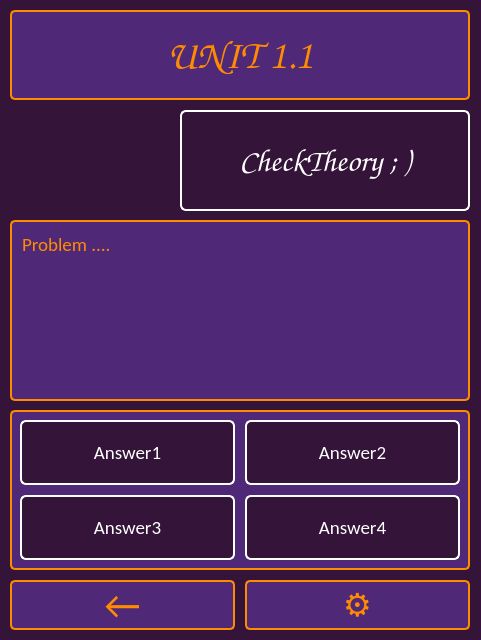
Old version of the form Externals/Qt/MultipleChoiceWindow.ui in the repository DRBC-Systems/PipinoCosmos.
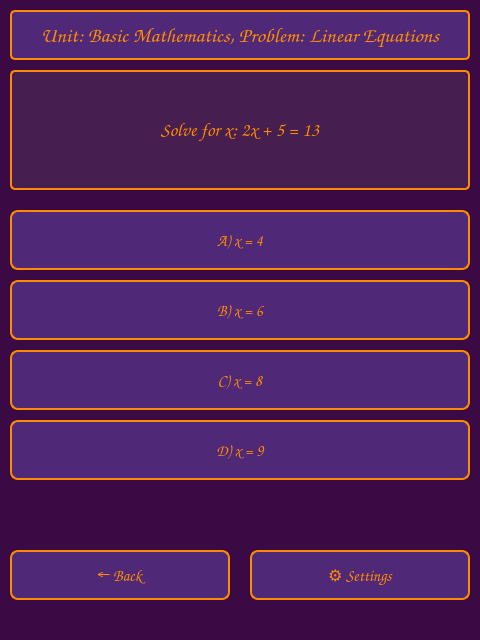
New version of the form. Icons and pictures are not drawn.

What changed in the file:
```diff
--- a/Externals/Qt/MultipleChoiceWindow.ui
+++ b/Externals/Qt/MultipleChoiceWindow.ui
@@ -6,7 +6,7 @@
    <rect>
     <x>0</x>
     <y>0</y>
-    <width>481</width>
+    <width>480</width>
     <height>640</height>
    </rect>
   </property>
@@ -15,110 +15,36 @@
   </property>
   <property name="styleSheet">
    <string notr="true">QDialog {
-    background-color: rgb(52, 21, 57);
+    background-color: rgb(59, 10, 69);
 }</string>
   </property>
-  <widget class="QWidget" name="mWindow" native="true">
-   <property name="geometry">
-    <rect>
-     <x>0</x>
-     <y>0</y>
-     <width>480</width>
-     <height>640</height>
-    </rect>
-   </property>
-   <property name="styleSheet">
-    <string notr="true">QWidget {
-    background-color: rgb(52, 21, 57);
-}</string>
-   </property>
-   <widget class="QPushButton" name="theoryButton">
-    <property name="geometry">
-     <rect>
-      <x>180</x>
-      <y>110</y>
-      <width>290</width>
-      <height>101</height>
-     </rect>
-    </property>
-    <property name="font">
-     <font>
-      <family>Comic Sans MS</family>
-      <pointsize>24</pointsize>
-     </font>
-    </property>
-    <property name="styleSheet">
-     <string notr="true">QPushButton {
-    background-color: rgb(52, 21, 57);
-    border: 2px solid white;
-    border-radius: 6px;
-    color: white;   /* &lt;-- makes the text white */
-}</string>
-    </property>
-    <property name="text">
-     <string>CheckTheory ; )</string>
-    </property>
-   </widget>
-   <widget class="QLabel" name="pipinosWidget">
-    <property name="geometry">
-     <rect>
-      <x>20</x>
-      <y>110</y>
-      <width>151</width>
-      <height>101</height>
-     </rect>
-    </property>
-    <property name="text">
-     <string/>
-    </property>
-    <property name="textFormat">
-     <enum>Qt::TextFormat::PlainText</enum>
-    </property>
-    <property name="pixmap">
-     <pixmap>../../../../pipinosNEW.png</pixmap>
-    </property>
-    <property name="scaledContents">
-     <bool>true</bool>
-    </property>
-    <property name="alignment">
-     <set>Qt::AlignmentFlag::AlignLeading|Qt::AlignmentFlag::AlignLeft|Qt::AlignmentFlag::AlignTop</set>
-    </property>
-    <property name="wordWrap">
-     <bool>false</bool>
-    </property>
-    <property name="margin">
-     <number>-20</number>
-    </property>
-    <property name="indent">
-     <number>-10</number>
-    </property>
-   </widget>
-   <widget class="QLabel" name="u">
+   <widget class="QLabel" name="unitLabel">
     <property name="geometry">
      <rect>
       <x>10</x>
       <y>10</y>
       <width>460</width>
-      <height>90</height>
+      <height>50</height>
      </rect>
     </property>
     <property name="font">
      <font>
       <family>Comic Sans MS</family>
-      <pointsize>30</pointsize>
+      <pointsize>16</pointsize>
+      <bold>true</bold>
      </font>
     </property>
     <property name="styleSheet">
      <string notr="true">QLabel {
-    border: 2px solid rgb(255, 140, 0);       /* darker purple border */
+    border: 2px solid rgb(255, 140, 0);
     border-radius: 5px;
     padding: 6px;
-    color: rgb(255, 140, 0);                 /* orange text */
-    background-color: rgb(80, 40, 120);      /* darker purple background */
+    color: rgb(255, 140, 0);
+    background-color: rgb(80, 40, 120);
 }</string>
     </property>
     <property name="text">
-     <string>UNIT 1.1</string>
+     <string>Unit: Basic Mathematics, Problem: Linear Equations</string>
     </property>
     <property name="alignment">
      <set>Qt::AlignmentFlag::AlignCenter</set>
@@ -128,216 +54,241 @@
     <property name="geometry">
      <rect>
       <x>10</x>
-      <y>220</y>
+      <y>70</y>
       <width>460</width>
-      <height>181</height>
+      <height>120</height>
      </rect>
     </property>
     <property name="font">
      <font>
-      <family>Calibri</family>
+      <family>Comic Sans MS</family>
       <pointsize>14</pointsize>
      </font>
     </property>
     <property name="styleSheet">
      <string notr="true">QLabel {
-    border: 2px solid rgb(255, 140, 0);       /* darker purple border */
+    border: 2px solid rgb(255, 140, 0);
     border-radius: 5px;
-    padding: 6px;
-    color: rgb(255, 140, 0);                 /* orange text */
-    background-color: rgb(80, 40, 120);      /* darker purple background */
+    padding: 10px;
+    color: rgb(255, 140, 0);
+    background-color: rgb(70, 30, 80);
 }</string>
     </property>
     <property name="text">
-     <string>Problem ....</string>
+     <string>Solve for x: 2x + 5 = 13</string>
     </property>
     <property name="alignment">
-     <set>Qt::AlignmentFlag::AlignLeading|Qt::AlignmentFlag::AlignLeft|Qt::AlignmentFlag::AlignTop</set>
+     <set>Qt::AlignmentFlag::AlignCenter</set>
     </property>
+    <property name="wordWrap">
+     <bool>true</bool>
+    </property>
    </widget>
-   <widget class="QWidget" name="answersWidget" native="true">
+   <widget class="QPushButton" name="choiceButton1">
     <property name="geometry">
      <rect>
       <x>10</x>
-      <y>410</y>
+      <y>210</y>
       <width>460</width>
-      <height>160</height>
+      <height>60</height>
      </rect>
     </property>
-    <property name="styleSheet">
-     <string notr="true">QWidget {
-    border: 2px solid rgb(255, 140, 0);       /* darker purple border */
-    border-radius: 5px;
-    padding: 6px;
-    color: rgb(255, 140, 0);                 /* orange text */
-    background-color: rgb(80, 40, 120);      /* darker purple background */
-}</string>
-    </property>
-    <widget class="QPushButton" name="answerButton1">
-     <property name="geometry">
-      <rect>
-       <x>10</x>
-       <y>10</y>
-       <width>215</width>
-       <height>65</height>
-      </rect>
-     </property>
      <property name="font">
       <font>
-       <family>Calibri</family>
-       <pointsize>14</pointsize>
+      <family>Comic Sans MS</family>
+      <pointsize>12</pointsize>
       </font>
      </property>
      <property name="styleSheet">
       <string notr="true">QPushButton {
-    background-color: rgb(52, 21, 57);
-    border: 2px solid white;
-    border-radius: 6px;
-    color: white;   /* &lt;-- makes the text white */
+    border: 2px solid rgb(255, 140, 0);
+    border-radius: 8px;
+    padding: 10px;
+    color: rgb(255, 140, 0);
+    background-color: rgb(80, 40, 120);
+}
+QPushButton:hover {
+    background-color: rgb(90, 45, 130);
+}
+QPushButton:pressed {
+    background-color: rgb(70, 35, 110);
 }</string>
      </property>
      <property name="text">
-      <string>Answer1</string>
-     </property>
-    </widget>
-    <widget class="QPushButton" name="answerButton3">
+     <string>A) x = 4</string>
+    </property>
+   </widget>
+   <widget class="QPushButton" name="choiceButton2">
      <property name="geometry">
       <rect>
        <x>10</x>
-       <y>85</y>
-       <width>215</width>
-       <height>65</height>
+      <y>280</y>
+      <width>460</width>
+      <height>60</height>
       </rect>
      </property>
      <property name="font">
       <font>
-       <family>Calibri</family>
-       <pointsize>14</pointsize>
+      <family>Comic Sans MS</family>
+      <pointsize>12</pointsize>
       </font>
      </property>
      <property name="styleSheet">
       <string notr="true">QPushButton {
-    background-color: rgb(52, 21, 57);
-    border: 2px solid white;
-    border-radius: 6px;
-    color: white;   /* &lt;-- makes the text white */
+    border: 2px solid rgb(255, 140, 0);
+    border-radius: 8px;
+    padding: 10px;
+    color: rgb(255, 140, 0);
+    background-color: rgb(80, 40, 120);
+}
+QPushButton:hover {
+    background-color: rgb(90, 45, 130);
+}
+QPushButton:pressed {
+    background-color: rgb(70, 35, 110);
 }</string>
      </property>
      <property name="text">
-      <string>Answer3</string>
-     </property>
-    </widget>
-    <widget class="QPushButton" name="answerButton2">
+     <string>B) x = 6</string>
+    </property>
+   </widget>
+   <widget class="QPushButton" name="choiceButton3">
      <property name="geometry">
       <rect>
-       <x>235</x>
-       <y>10</y>
-       <width>215</width>
-       <height>65</height>
+      <x>10</x>
+      <y>350</y>
+      <width>460</width>
+      <height>60</height>
       </rect>
      </property>
      <property name="font">
       <font>
-       <family>Calibri</family>
-       <pointsize>14</pointsize>
+      <family>Comic Sans MS</family>
+      <pointsize>12</pointsize>
       </font>
      </property>
      <property name="styleSheet">
       <string notr="true">QPushButton {
-    background-color: rgb(52, 21, 57);
-    border: 2px solid white;
-    border-radius: 6px;
-    color: white;   /* &lt;-- makes the text white */
+    border: 2px solid rgb(255, 140, 0);
+    border-radius: 8px;
+    padding: 10px;
+    color: rgb(255, 140, 0);
+    background-color: rgb(80, 40, 120);
+}
+QPushButton:hover {
+    background-color: rgb(90, 45, 130);
+}
+QPushButton:pressed {
+    background-color: rgb(70, 35, 110);
 }</string>
      </property>
      <property name="text">
-      <string>Answer2</string>
-     </property>
-    </widget>
-    <widget class="QPushButton" name="answerButton4">
+     <string>C) x = 8</string>
+    </property>
+   </widget>
+   <widget class="QPushButton" name="choiceButton4">
      <property name="geometry">
       <rect>
-       <x>235</x>
-       <y>85</y>
-       <width>215</width>
-       <height>65</height>
+      <x>10</x>
+      <y>420</y>
+      <width>460</width>
+      <height>60</height>
       </rect>
      </property>
      <property name="font">
       <font>
-       <family>Calibri</family>
-       <pointsize>14</pointsize>
+      <family>Comic Sans MS</family>
+      <pointsize>12</pointsize>
       </font>
      </property>
      <property name="styleSheet">
       <string notr="true">QPushButton {
-    background-color: rgb(52, 21, 57);
-    border: 2px solid white;
-    border-radius: 6px;
-    color: white;   /* &lt;-- makes the text white */
+    border: 2px solid rgb(255, 140, 0);
+    border-radius: 8px;
+    padding: 10px;
+    color: rgb(255, 140, 0);
+    background-color: rgb(80, 40, 120);
+}
+QPushButton:hover {
+    background-color: rgb(90, 45, 130);
+}
+QPushButton:pressed {
+    background-color: rgb(70, 35, 110);
 }</string>
      </property>
      <property name="text">
-      <string>Answer4</string>
-     </property>
-    </widget>
+     <string>D) x = 9</string>
+    </property>
    </widget>
    <widget class="QPushButton" name="backButton">
     <property name="geometry">
      <rect>
       <x>10</x>
-      <y>580</y>
-      <width>225</width>
+      <y>550</y>
+      <width>220</width>
       <height>50</height>
      </rect>
     </property>
     <property name="font">
      <font>
-      <family>Calibri</family>
-      <pointsize>30</pointsize>
+      <family>Comic Sans MS</family>
+      <pointsize>12</pointsize>
+      <bold>true</bold>
      </font>
     </property>
     <property name="styleSheet">
      <string notr="true">QPushButton {
-    border: 2px solid rgb(255, 140, 0);       /* darker purple border */
-    border-radius: 5px;
-    padding: 6px;
-    color: rgb(255, 140, 0);                 /* orange text */
-    background-color: rgb(80, 40, 120);      /* darker purple background */
+    border: 2px solid rgb(255, 140, 0);
+    border-radius: 8px;
+    padding: 8px;
+    color: rgb(255, 140, 0);
+    background-color: rgb(80, 40, 120);
+}
+QPushButton:hover {
+    background-color: rgb(90, 45, 130);
+}
+QPushButton:pressed {
+    background-color: rgb(70, 35, 110);
 }</string>
     </property>
     <property name="text">
-     <string>←</string>
+     <string>← Back</string>
     </property>
    </widget>
    <widget class="QPushButton" name="settingsButton">
     <property name="geometry">
      <rect>
-      <x>245</x>
-      <y>580</y>
-      <width>225</width>
+      <x>250</x>
+      <y>550</y>
+      <width>220</width>
       <height>50</height>
      </rect>
     </property>
     <property name="font">
      <font>
-      <family>Calibri</family>
-      <pointsize>24</pointsize>
+      <family>Comic Sans MS</family>
+      <pointsize>12</pointsize>
+      <bold>true</bold>
      </font>
     </property>
     <property name="styleSheet">
      <string notr="true">QPushButton {
-    border: 2px solid rgb(255, 140, 0);       /* darker purple border */
-    border-radius: 5px;
-    padding: 6px;
-    color: rgb(255, 140, 0);                 /* orange text */
-    background-color: rgb(80, 40, 120);      /* darker purple background */
+    border: 2px solid rgb(255, 140, 0);
+    border-radius: 8px;
+    padding: 8px;
+    color: rgb(255, 140, 0);
+    background-color: rgb(80, 40, 120);
+}
+QPushButton:hover {
+    background-color: rgb(90, 45, 130);
+}
+QPushButton:pressed {
+    background-color: rgb(70, 35, 110);
 }</string>
     </property>
     <property name="text">
-     <string>⚙️</string>
+     <string>⚙ Settings</string>
     </property>
-   </widget>
   </widget>
  </widget>
  <resources/>
```
Left out of the diff: 6 changed lines with no effect on the pictures. Lines whose indentation alone changed are shown as unchanged.
